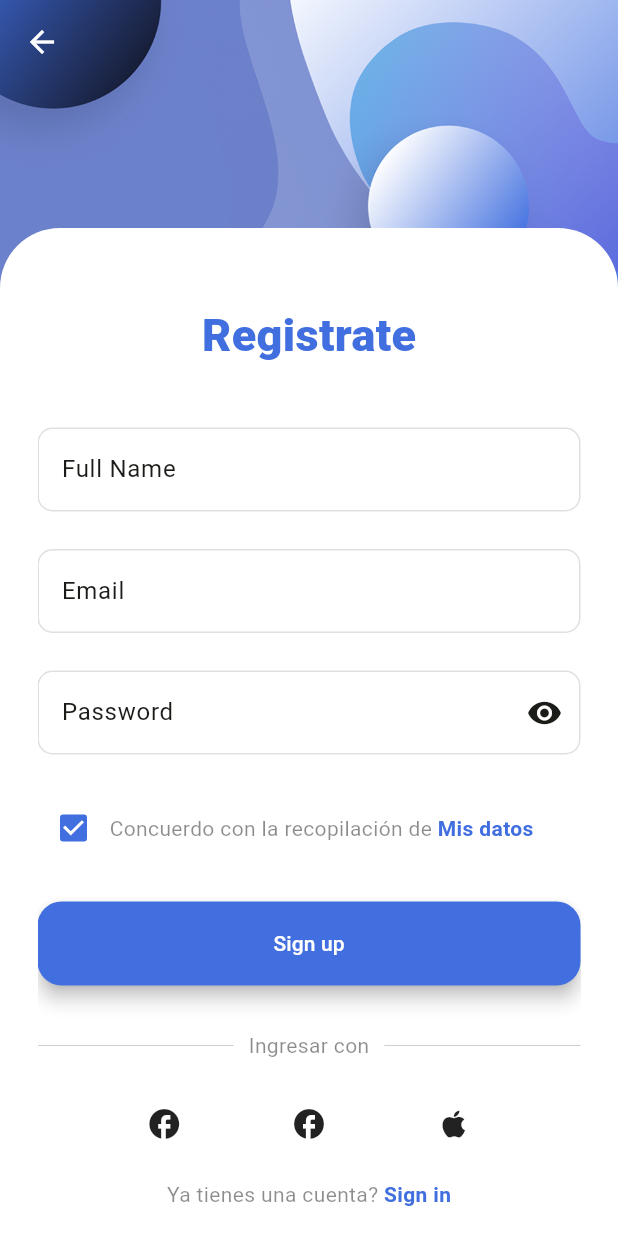
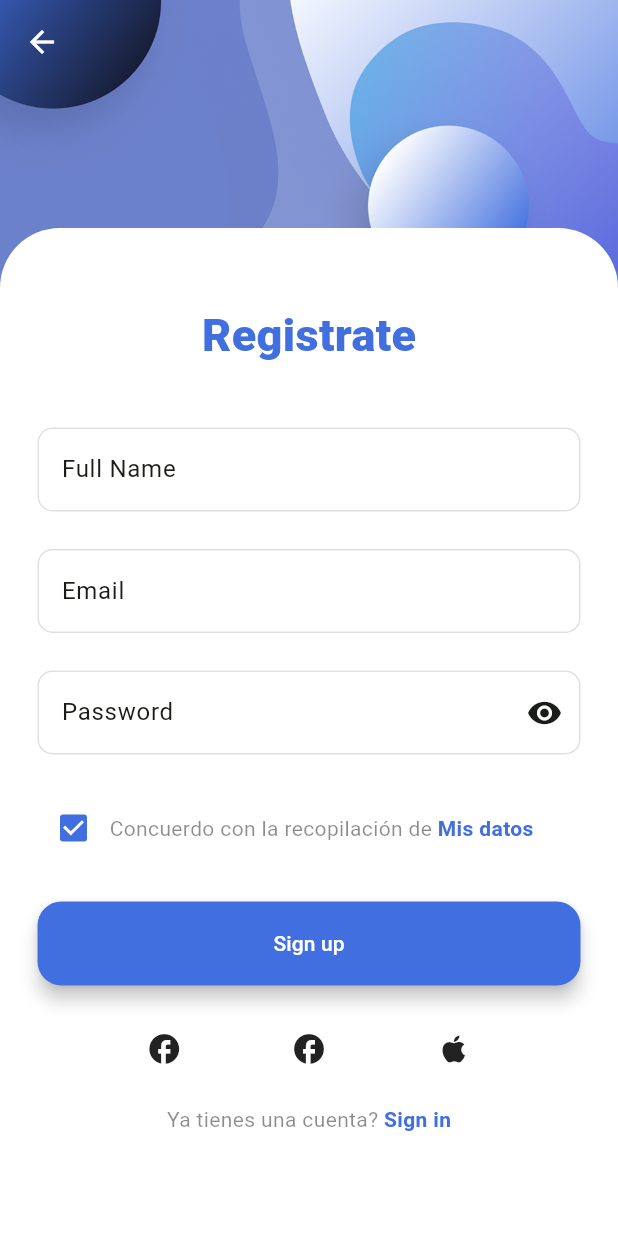
Before and after one commit to JJgithubUT/climatic, a Flutter app: the SignUpScreen screen opened directly, on a phone screen of 412 x 824 dp. Run offline on Flutter 3.47's test engine with Material 3 defaults, Android fonts, the light colour scheme and no system bars; our stand-ins replace cloud_firestore, connectivity_plus, firebase_auth, firebase_core, firebase_database, fl_chart and 1 more; missing offline and left inert: encrypt; accounts and stored records are empty.

Commit message:
11-4-25 | Sin botones

```diff
--- a/lib/screens/signin_screen.dart
+++ b/lib/screens/signin_screen.dart
@@ -266,7 +266,7 @@ class _SignInScreenState extends State<SignInScreen> {
                         ),
                       ),
                       const SizedBox(height: 25.0),
-                      Row(
+                      /* Row(
                         mainAxisAlignment: MainAxisAlignment.center,
                         children: [
                           Expanded(
@@ -303,7 +303,7 @@ class _SignInScreenState extends State<SignInScreen> {
                           Icon(Icons.facebook),
                         ],
                       ),
-                      const SizedBox(height: 25.0),
+                      const SizedBox(height: 25.0), */
                       // don't have an account
                       Row(
                         mainAxisAlignment: MainAxisAlignment.center,
--- a/lib/screens/signup_screen.dart
+++ b/lib/screens/signup_screen.dart
@@ -255,7 +255,7 @@ class _SignUpScreenState extends State<SignUpScreen> {
                       ),
                       const SizedBox(height: 30.0),
                       // sign up divider
-                      Row(
+                      /* Row(
                         mainAxisAlignment: MainAxisAlignment.center,
                         children: [
                           Expanded(
@@ -282,7 +282,7 @@ class _SignUpScreenState extends State<SignUpScreen> {
                           ),
                         ],
                       ),
-                      const SizedBox(height: 30.0),
+                      const SizedBox(height: 30.0), */
                       // sign up social media logo
                       Row(
                         mainAxisAlignment: MainAxisAlignment.spaceEvenly,
--- a/lib/services/cloud_firestore_service.dart
+++ b/lib/services/cloud_firestore_service.dart
@@ -5,7 +5,7 @@ import 'package:climatic/models/device_model.dart';
 // Dynamic device Model
 import 'package:climatic/models/dynamic_device_model.dart';
 import 'package:climatic/models/history_model.dart';
-import 'package:climatic/screens/signin_screen.dart';
+/* import 'package:climatic/screens/signin_screen.dart'; */
 import 'package:climatic/screens/welcome_screen.dart';
 // Librerías para encriptar
 import 'package:climatic/services/cifrado_service.dart';
--- a/pubspec.yaml
+++ b/pubspec.yaml
@@ -18,7 +18,7 @@ dependencies:
   toastification: ^3.0.2
   fluttertoast: ^8.2.12
   encrypt: ^5.0.3
-  flutter_secure_storage: ^4.2.1
+  flutter_secure_storage: ^9.2.4
   bcrypt: ^1.1.3
   shared_preferences: ^2.5.3
   firebase_database: ^11.3.5
```
Also changed, not shown: pubspec.lock, 4 other files.
